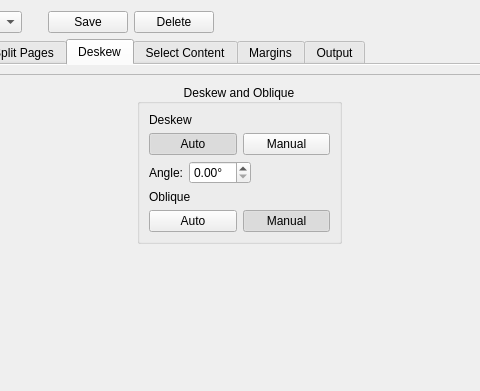
Old version of the form src/app/DefaultParamsDialog.ui in the repository 2ndmax/scantailor-ocr; both pictures show x 89 to 569 and y 0 to 391 of the 657 by 555 pixel window.
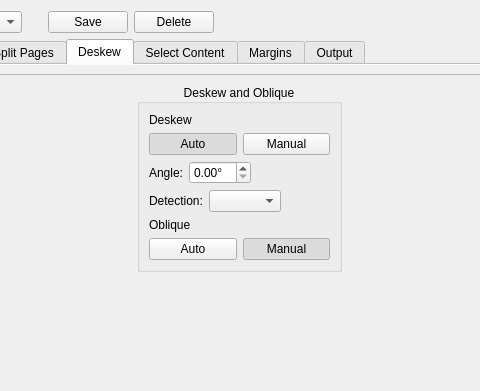
New version of the form. The open tabs and pages were chosen to show the change. Icons and pictures are not drawn. Custom widgets are drawn as their Qt base class.

Commit message: Deskew: detection method per page

What changed in the file:
```diff
--- a/src/app/DefaultParamsDialog.ui
+++ b/src/app/DefaultParamsDialog.ui
@@ -668,6 +668,37 @@
                 </item>
                </layout>
               </item>
+              <item>
+               <layout class="QHBoxLayout" name="deskewDetectionLayout">
+                <item>
+                 <widget class="QLabel" name="deskewDetectionLabel">
+                  <property name="text">
+                   <string>Detection:</string>
+                  </property>
+                 </widget>
+                </item>
+                <item>
+                 <widget class="QComboBox" name="deskewDetectionCB">
+                  <property name="toolTip">
+                   <string>How Auto finds the angle of new pages: from the lines of the content, or from the top edge of the page (recommended for book scans with a dark background).</string>
+                  </property>
+                 </widget>
+                </item>
+                <item>
+                 <spacer>
+                  <property name="orientation">
+                   <enum>Qt::Horizontal</enum>
+                  </property>
+                  <property name="sizeHint" stdset="0">
+                   <size>
+                    <width>1</width>
+                    <height>1</height>
+                   </size>
+                  </property>
+                 </spacer>
+                </item>
+               </layout>
+              </item>
               <item>
                <widget class="SectionHeading" name="obliqueHeading">
                 <property name="text">
```
The commit also changes 26 other files.
